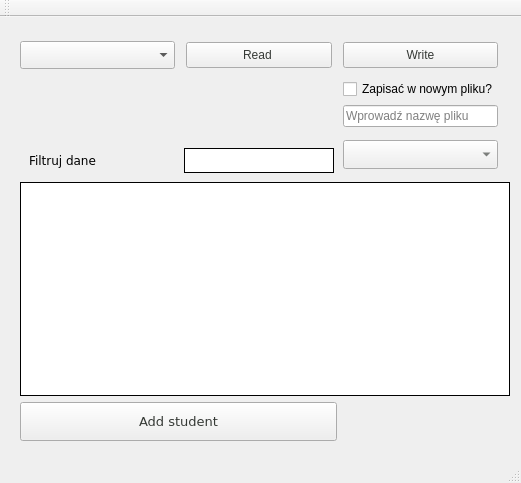
First picture: the form in Katalog_JIPP_Project/Katalog_JIPP_Project.ui, repository xpawelek/AcademicRecordsManager, before the edit.
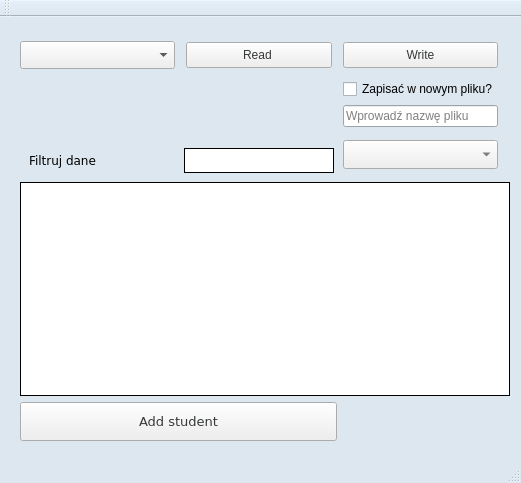
Second picture: the form after the edit.

```diff
--- a/Katalog_JIPP_Project/Katalog_JIPP_Project.ui
+++ b/Katalog_JIPP_Project/Katalog_JIPP_Project.ui
@@ -16,11 +16,87 @@
     <verstretch>0</verstretch>
    </sizepolicy>
   </property>
+  <property name="palette">
+   <palette>
+    <active>
+     <colorrole role="Button">
+      <brush brushstyle="SolidPattern">
+       <color alpha="255">
+        <red>229</red>
+        <green>240</green>
+        <blue>156</blue>
+       </color>
+      </brush>
+     </colorrole>
+     <colorrole role="Window">
+      <brush brushstyle="SolidPattern">
+       <color alpha="255">
+        <red>220</red>
+        <green>231</green>
+        <blue>240</blue>
+       </color>
+      </brush>
+     </colorrole>
+    </active>
+    <inactive>
+     <colorrole role="Button">
+      <brush brushstyle="SolidPattern">
+       <color alpha="255">
+        <red>229</red>
+        <green>240</green>
+        <blue>156</blue>
+       </color>
+      </brush>
+     </colorrole>
+     <colorrole role="Window">
+      <brush brushstyle="SolidPattern">
+       <color alpha="255">
+        <red>220</red>
+        <green>231</green>
+        <blue>240</blue>
+       </color>
+      </brush>
+     </colorrole>
+    </inactive>
+    <disabled>
+     <colorrole role="Button">
+      <brush brushstyle="SolidPattern">
+       <color alpha="255">
+        <red>229</red>
+        <green>240</green>
+        <blue>156</blue>
+       </color>
+      </brush>
+     </colorrole>
+     <colorrole role="Base">
+      <brush brushstyle="SolidPattern">
+       <color alpha="255">
+        <red>220</red>
+        <green>231</green>
+        <blue>240</blue>
+       </color>
+      </brush>
+     </colorrole>
+     <colorrole role="Window">
+      <brush brushstyle="SolidPattern">
+       <color alpha="255">
+        <red>220</red>
+        <green>231</green>
+        <blue>240</blue>
+       </color>
+      </brush>
+     </colorrole>
+    </disabled>
+   </palette>
+  </property>
   <property name="windowTitle">
    <string>Katalog_JIPP_Project</string>
   </property>
+  <property name="autoFillBackground">
+   <bool>true</bool>
+  </property>
   <property name="styleSheet">
-   <string notr="true">background: none</string>
+   <string notr="true"/>
   </property>
   <widget class="QWidget" name="centralWidget">
    <layout class="QGridLayout" name="gridLayout_2">
```
